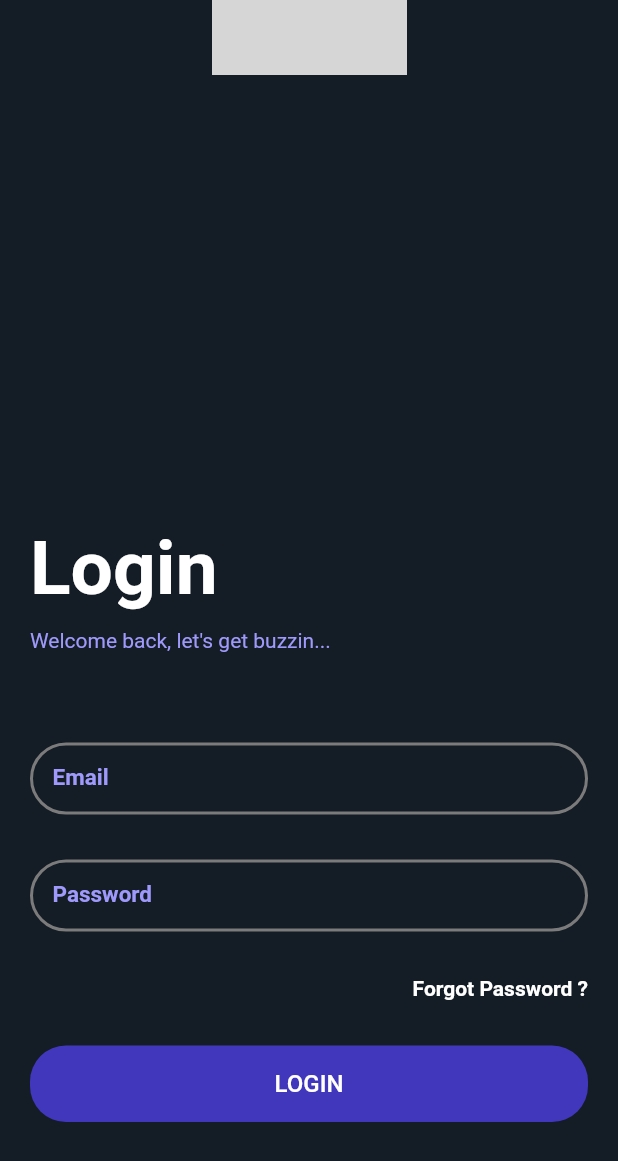
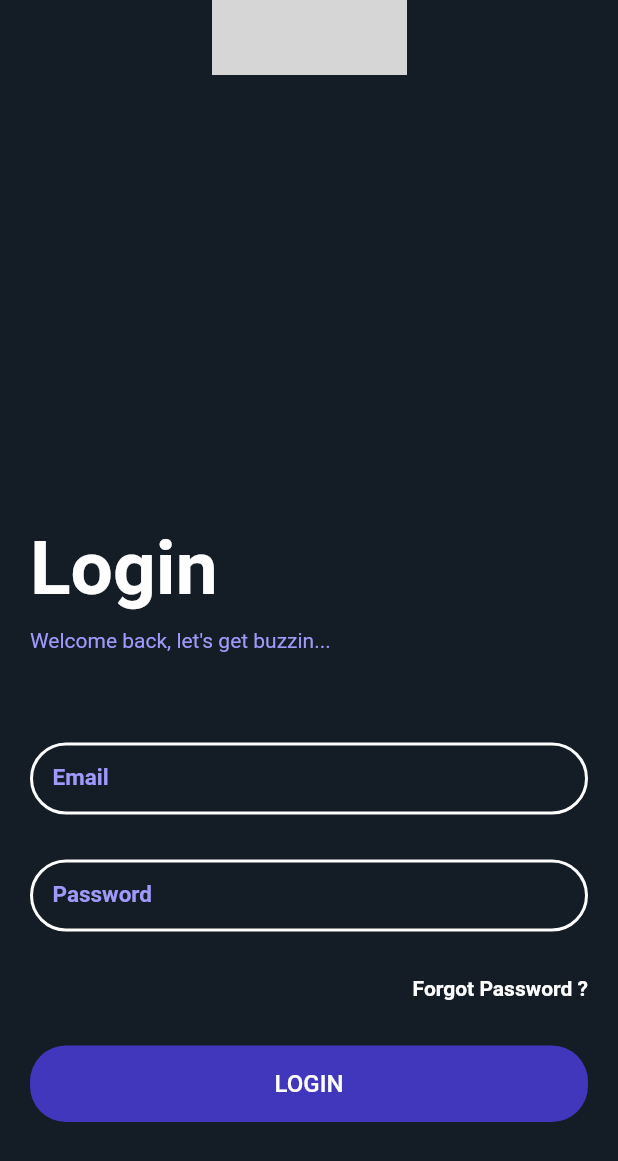
Before and after one commit to IbraheemHaseeb7/buzzats, a Flutter app: the screen it shows after launch, after a tap on "Login Here", on a phone screen of 412 x 824 dp. Shown: the top 1161 px of the screen. Run offline on Flutter 3.47's test engine with Material 2 defaults, Android fonts, the phone set to English and light mode, and no system bars; our stand-ins replace otp_text_field; grey boxes are pictures that could not be loaded.

Commit message:
added the login page form validation

```diff
--- a/lib/pages/Login.dart
+++ b/lib/pages/Login.dart
@@ -1,11 +1,73 @@
 import 'package:flutter/material.dart';
 import 'package:flutter_app_1/pages/OTP.dart';
 
-void main() {
-  runApp(LoginScreen());
+class LoginScreen extends StatefulWidget {
+  LoginScreen({super.key});
+
+  @override
+  _LoginScreen createState() => _LoginScreen();
 }
 
-class LoginScreen extends StatelessWidget {
+class _LoginScreen extends State<LoginScreen> {
+  // CONTROLLERS FOR THE INPUT FIELDS
+  bool isCorrectEmail = false;
+  bool isCorrectPassword = false;
+  bool passObscure = true;
+  final emailController = TextEditingController();
+  final passwordController = TextEditingController();
+
+  Color emailColor = Colors.white;
+  Color passwordColor = Colors.white;
+
+  // REGEX TO VERIFY EMAIL
+  final _regex = RegExp(
+      r'^[s,f]{1}[a,p]{1}[0-9]{2}-[a-zA-Z]{3}-[0-9]{3}@cuilahore.edu.pk$');
+
+  // ON CHANGE HANDLER FOR EMAIL
+  void handleEmail(String value) {
+    if (emailController.text.length == 29) {
+      if (_regex.hasMatch(emailController.text)) {
+        setState(() {
+          isCorrectEmail = true;
+          emailColor = Colors.green;
+        });
+      } else {
+        setState(() {
+          isCorrectEmail = false;
+          emailColor = Colors.red;
+        });
+      }
+    } else if (emailController.text.length < 29) {
+      setState(() {
+        isCorrectEmail = false;
+        emailColor = Colors.white;
+      });
+    } else {
+      setState(() {
+        isCorrectEmail = false;
+        emailColor = Colors.red;
+      });
+    }
+  }
+
+  // ON CHANGE HANDLER FOR THE PASSWORD
+  void handlePassword(String value) {
+    if (passwordController.text.length < 9) {
+      setState(() {
+        isCorrectPassword = false;
+        passwordColor = Colors.red;
+      });
+    } else {
+      setState(() {
+        isCorrectPassword = true;
+        passwordColor = Colors.green;
+      });
+    }
+  }
+
+  String? handleEmailValidation(String? e) {}
+  String? handlePasswordValidation(String? e) {}
+
   @override
   Widget build(BuildContext context) {
     return MaterialApp(
@@ -60,31 +122,31 @@ class LoginScreen extends StatelessWidget {
                   ),
                   Padding(
                     padding: EdgeInsets.fromLTRB(0, 40, 0, 30),
-                    child: TextField(
+                    child: TextFormField(
+                      controller: emailController,
+                      validator: handleEmailValidation,
+                      onChanged: handleEmail,
                       obscureText: false,
                       textAlign: TextAlign.left,
                       maxLines: 1,
                       style: const TextStyle(
                         fontWeight: FontWeight.w300,
                         fontStyle: FontStyle.normal,
-                        fontSize: 12,
+                        fontSize: 18,
                         color: Color(0xffffffff),
                       ),
                       decoration: InputDecoration(
                         disabledBorder: OutlineInputBorder(
                           borderRadius: BorderRadius.circular(24.0),
-                          borderSide:
-                              BorderSide(color: Color(0xff7b7b7b), width: 2),
+                          borderSide: BorderSide(color: emailColor, width: 2),
                         ),
                         focusedBorder: OutlineInputBorder(
                           borderRadius: BorderRadius.circular(24.0),
-                          borderSide:
-                              BorderSide(color: Color(0xff7b7b7b), width: 2),
+                          borderSide: BorderSide(color: emailColor, width: 2),
                         ),
                         enabledBorder: OutlineInputBorder(
                           borderRadius: BorderRadius.circular(24.0),
-                          borderSide:
-                              BorderSide(color: Color(0xff7b7b7b), width: 2),
+                          borderSide: BorderSide(color: emailColor, width: 2),
                         ),
                         labelText: "Email",
                         labelStyle: TextStyle(
@@ -93,7 +155,7 @@ class LoginScreen extends StatelessWidget {
                           fontSize: 15,
                           color: Color(0xffa099fc),
                         ),
-                        hintText: "student@cuilahore.edu.pk",
+                        hintText: "xxxx-xxx-xxx@cuilahore.edu.pk",
                         hintStyle: TextStyle(
                           fontWeight: FontWeight.w400,
                           fontStyle: FontStyle.normal,
@@ -107,41 +169,55 @@ class LoginScreen extends StatelessWidget {
                       ),
                     ),
                   ),
-                  TextField(
-                    obscureText: true,
+                  TextFormField(
+                    controller: passwordController,
+                    validator: handlePasswordValidation,
+                    onChanged: handlePassword,
+                    obscureText: passObscure,
                     textAlign: TextAlign.start,
                     maxLines: 1,
-                    style: TextStyle(
+                    style: const TextStyle(
                       fontWeight: FontWeight.w400,
                       fontStyle: FontStyle.normal,
-                      fontSize: 14,
+                      fontSize: 20,
                       color: Color(0xffffffff),
                     ),
                     decoration: InputDecoration(
+                      suffix: SizedBox(
+                          height: 15,
+                          child: IconButton(
+                              padding: EdgeInsets.zero,
+                              color: Colors.white,
+                              icon: const Icon(
+                                Icons.remove_red_eye,
+                                size: 15,
+                              ),
+                              onPressed: () {
+                                setState(() {
+                                  passObscure = !passObscure;
+                                });
+                              })),
                       disabledBorder: OutlineInputBorder(
                         borderRadius: BorderRadius.circular(24.0),
-                        borderSide:
-                            BorderSide(color: Color(0xff7b7b7b), width: 2),
+                        borderSide: BorderSide(color: passwordColor, width: 2),
                       ),
                       focusedBorder: OutlineInputBorder(
                         borderRadius: BorderRadius.circular(24.0),
-                        borderSide:
-                            BorderSide(color: Color(0xff7b7b7b), width: 2),
+                        borderSide: BorderSide(color: passwordColor, width: 2),
                       ),
                       enabledBorder: OutlineInputBorder(
                         borderRadius: BorderRadius.circular(24.0),
-                        borderSide:
-                            BorderSide(color: Color(0xff7b7b7b), width: 2),
+                        borderSide: BorderSide(color: passwordColor, width: 2),
                       ),
                       labelText: "Password",
-                      labelStyle: TextStyle(
+                      labelStyle: const TextStyle(
                         fontWeight: FontWeight.w700,
                         fontStyle: FontStyle.normal,
                         fontSize: 15,
                         color: Color(0xffa099fc),
                       ),
                       hintText: "••••••••",
-                      hintStyle: TextStyle(
+                      hintStyle: const TextStyle(
                         fontWeight: FontWeight.w400,
                         fontStyle: FontStyle.normal,
                         fontSize: 14,
@@ -150,10 +226,10 @@ class LoginScreen extends StatelessWidget {
                       filled: true,
                       fillColor: Color(0x00ffffff),
                       isDense: false,
-                      contentPadding: EdgeInsets.fromLTRB(15, 0, 0, 0),
+                      contentPadding: const EdgeInsets.fromLTRB(15, 0, 0, 0),
                     ),
                   ),
-                  Padding(
+                  const Padding(
                     padding: EdgeInsets.fromLTRB(60, 30, 0, 30),
                     child: Align(
                       alignment: Alignment.centerRight,
@@ -179,8 +255,11 @@ class LoginScreen extends StatelessWidget {
                     shape: RoundedRectangleBorder(
                       borderRadius: BorderRadius.circular(24.0),
                     ),
-                    padding: EdgeInsets.all(16),
-                    child: Text(
+                    padding: const EdgeInsets.all(16),
+                    textColor: Color(0xffffffff),
+                    height: 45,
+                    minWidth: MediaQuery.of(context).size.width,
+                    child: const Text(
                       "LOGIN",
                       style: TextStyle(
                         fontSize: 16,
@@ -188,9 +267,6 @@ class LoginScreen extends StatelessWidget {
                         fontStyle: FontStyle.normal,
                       ),
                     ),
-                    textColor: Color(0xffffffff),
-                    height: 45,
-                    minWidth: MediaQuery.of(context).size.width,
                   ),
                 ],
               ),
```
